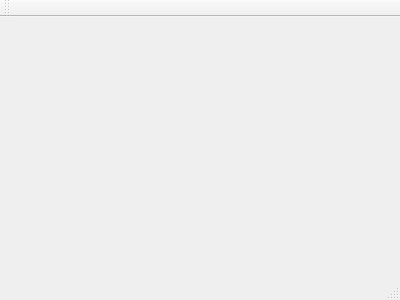
Before: the Qt Designer form SearchWindow.ui in destan/searcheverything, drawn with Qt 5.
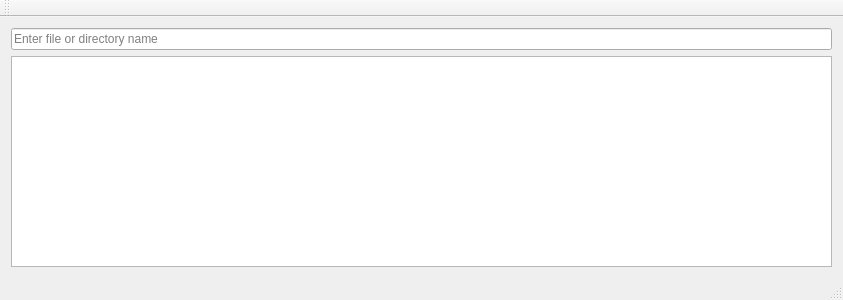
After: the same form once the commit is applied.

Commit message: search works primitively

```diff
--- a/SearchWindow.ui
+++ b/SearchWindow.ui
@@ -1,24 +1,52 @@
 <ui version="4.0">
  <class>SearchWindow</class>
- <widget class="QMainWindow" name="SearchWindow" >
-  <property name="geometry" >
+ <widget class="QMainWindow" name="SearchWindow">
+  <property name="geometry">
    <rect>
     <x>0</x>
     <y>0</y>
-    <width>400</width>
+    <width>843</width>
     <height>300</height>
    </rect>
   </property>
   <property name="windowTitle" >
    <string>SearchWindow</string>
   </property>
-  <widget class="QMenuBar" name="menuBar" />
-  <widget class="QToolBar" name="mainToolBar" />
-  <widget class="QWidget" name="centralWidget" />
-  <widget class="QStatusBar" name="statusBar" />
+  <widget class="QWidget" name="centralWidget">
+   <layout class="QVBoxLayout" name="verticalLayout">
+    <item>
+     <widget class="QLineEdit" name="lineEditSearch">
+      <property name="placeholderText">
+       <string>Enter file or directory name</string>
+      </property>
+     </widget>
+    </item>
+    <item>
+     <widget class="QPlainTextEdit" name="plainTextEdit"/>
+    </item>
+   </layout>
+  </widget>
+  <widget class="QMenuBar" name="menuBar">
+   <property name="geometry">
+    <rect>
+     <x>0</x>
+     <y>0</y>
+     <width>843</width>
+     <height>25</height>
+    </rect>
+   </property>
+  </widget>
+  <widget class="QToolBar" name="mainToolBar">
+   <attribute name="toolBarArea">
+    <enum>TopToolBarArea</enum>
+   </attribute>
+   <attribute name="toolBarBreak">
+    <bool>false</bool>
+   </attribute>
+  </widget>
+  <widget class="QStatusBar" name="statusBar"/>
  </widget>
- <layoutDefault spacing="6" margin="11" />
- <pixmapfunction></pixmapfunction>
+ <layoutdefault spacing="6" margin="11"/>
  <resources/>
  <connections/>
 </ui>
```
Left out of the diff: 3 changed lines with no effect on the pictures. The commit also changes 5 other files.
